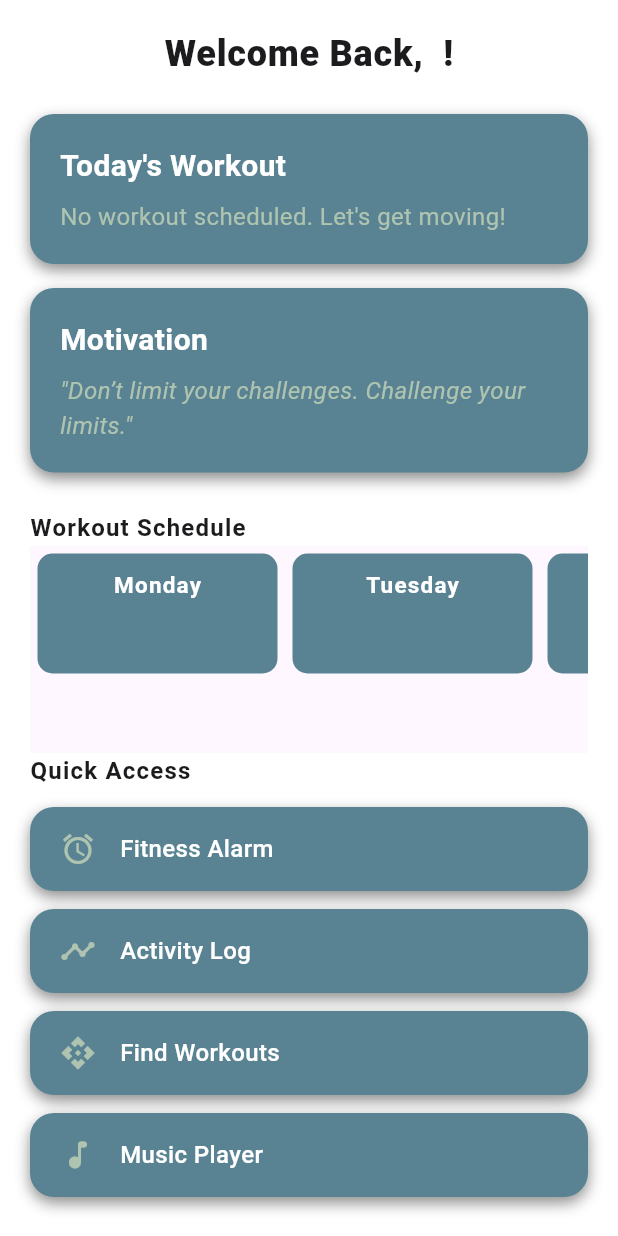
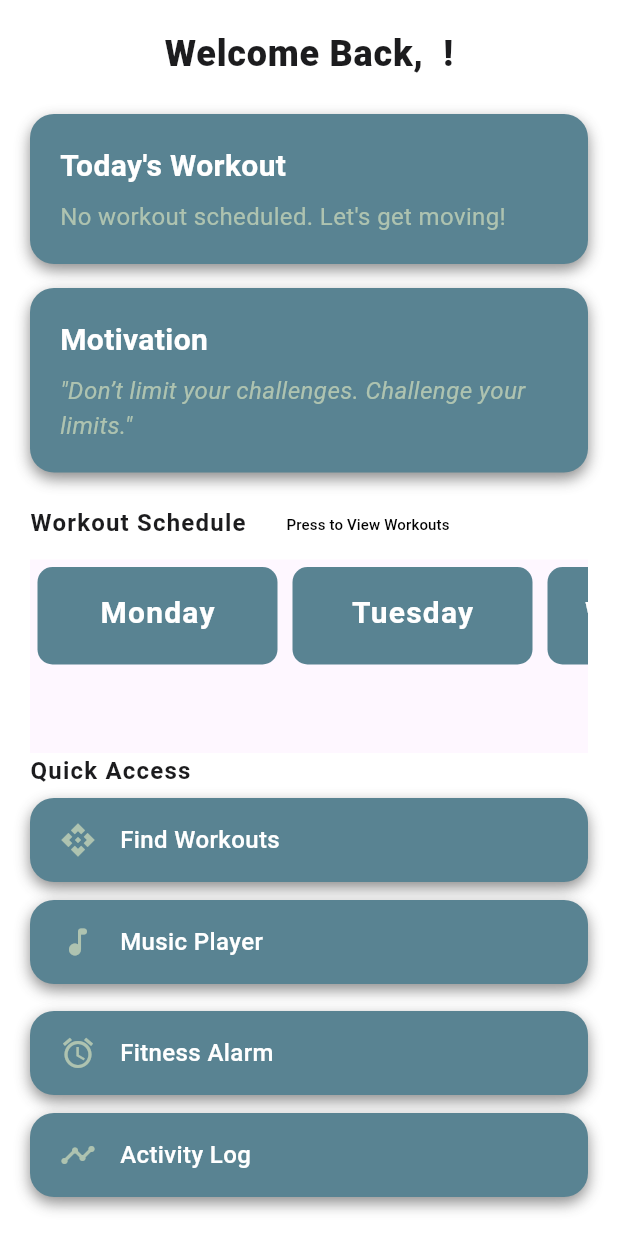
Before and after one commit to mellis0227/workout-tracker, a Flutter app: the DashboardView screen opened directly, on a phone screen of 412 x 824 dp. Run offline on Flutter 3.47's test engine with Material 3 defaults, Android fonts, the phone set to English and light mode, and no system bars; our stand-ins replace audioplayers, cloud_firestore, firebase_auth, firebase_core, firebase_database, flutter_time_picker_spinner and 2 more; accounts and stored records are empty.

Commit message:
added firebase functionality, not the way I wanted to, and set up class thats used in dashboard can add to schedule and other things working on a way to view playlists and delete them

```diff
--- a/get_fit_app/lib/views/dashboard_view.dart
+++ b/get_fit_app/lib/views/dashboard_view.dart
@@ -23,6 +23,7 @@ class _DashboardViewState extends State<DashboardView> {
   //the userID is capable of fetching data && full name is the users displayed name
   String? userID;
   String fullName = "";
+  bool viewWorkoutPlan = false;
 
   Future<void> getFullName(String userID) async {
     String tempFullName = await _presenter.getUsersFullName(userID);
@@ -70,7 +71,9 @@ class _DashboardViewState extends State<DashboardView> {
               content: '"$quote"',
               isItalic: true, // Quote is italicized
             ),
-            const SizedBox(height: 25),
+            const SizedBox(height: 10),
+            Row(
+              children: [
                 Text(
                   "Workout Schedule",
                   style: Theme.of(context).textTheme.titleMedium?.copyWith(
@@ -79,10 +82,33 @@ class _DashboardViewState extends State<DashboardView> {
                       letterSpacing: .8
                   ),
                 ),
+                const SizedBox(width: 15),
+                TextButton(
+                    child: Text(
+                      !viewWorkoutPlan ? "Press to View Workouts" : "Close Workouts",
+                      style: TextStyle(
+                        fontSize: 10,
+                        color: Colors.black,
+                      ),
+                    ),
+                    onPressed: () => {
+                      setState(() {
+                        if(viewWorkoutPlan){
+                          viewWorkoutPlan = false;
+                        } else {
+                          viewWorkoutPlan = true;
+                        }
+                      }),
+                    }
+                ),
+              ],
+            ),
             Expanded(
-              child: ScheduleWorkoutView(),
+              child: ScheduleWorkoutView(viewWorkouts: viewWorkoutPlan,),
             ),
             // Quick Access section header
+
+            // Quick access tiles for different functionalities
             Text(
               "Quick Access",
               style: Theme.of(context).textTheme.titleMedium?.copyWith(
@@ -91,13 +117,15 @@ class _DashboardViewState extends State<DashboardView> {
                   letterSpacing: .8
               ),
             ),
+            _buildTile(context, Icons.api, 'Find Workouts', 5),
+            _buildTile(context, Icons.music_note_rounded, 'Music Player', 6),
             Padding(padding: EdgeInsets.all(3)),
 
-            // Quick access tiles for different functionalities
+            //conditional check so no overlapping widgets after view workout is pressed
+            if(!viewWorkoutPlan) ... [
               _buildTile(context, Icons.alarm, 'Fitness Alarm', 1),
               _buildTile(context, Icons.timeline, 'Activity Log', 4),
-            _buildTile(context, Icons.api, 'Find Workouts', 5),
-            _buildTile(context, Icons.music_note_rounded, 'Music Player', 6),
+            ]
           ],
         ),
       ),
--- a/get_fit_app/lib/views/schedule_workouts_view.dart
+++ b/get_fit_app/lib/views/schedule_workouts_view.dart
@@ -8,7 +8,8 @@ import 'package:get_fit_app/presenter/schedule_workout_presenter.dart';
    person should be able to add multiple workouts
  */
 class ScheduleWorkoutView extends StatefulWidget {
- const ScheduleWorkoutView({super.key});
+  bool viewWorkouts;
+  ScheduleWorkoutView({super.key, required this.viewWorkouts});
 
 
  @override
@@ -21,33 +22,29 @@ class _ScheduleWorkoutView extends State<ScheduleWorkoutView> {
   DateTime currentDate = DateTime.now();
   String? currentAddedPlaylist;
 
-  //stupid, dont do this
-  Map<int, String> weeklyWorkouts = {
-    1: "",
-    2: "",
-    3: "",
-    4: "",
-    5: "",
-    6: "",
-    7: "",
-  };
+  Map<String, List<dynamic>> weeklyWorkouts = {};
 
 
   String? userID;
   List<String> playlists = [];
 
-  void getPlaylists(String userID) async {
+
+  void getPlaylistsAndSetMap(String userID) async {
     List<dynamic> tempPlaylists = await _presenter.getPlaylists(userID);
+    Map<String, List<dynamic>> tempMap = await _presenter.populateScheduleMap(userID);
     setState(() {
       playlists = tempPlaylists.map((item) => item.toString()).toList();
+      weeklyWorkouts = tempMap;
     });
   }
+
+
 
  @override
  void initState() {
     super.initState();
     userID = FirebaseAuth.instance.currentUser?.email;
-    getPlaylists(userID!);
+    getPlaylistsAndSetMap(userID!);
  }
 
 
@@ -60,14 +57,13 @@ class _ScheduleWorkoutView extends State<ScheduleWorkoutView> {
            scrollDirection: Axis.horizontal,
            child: Row(
              children: [
-               //make less D.R.Y lol
-               _buildWeekDayCard(dayOfWeek: "Monday", index: 1),
-               _buildWeekDayCard(dayOfWeek: "Tuesday", index: 2),
-               _buildWeekDayCard(dayOfWeek: "Wednesday",  index: 3),
-               _buildWeekDayCard(dayOfWeek: "Thursday",  index: 4),
-               _buildWeekDayCard(dayOfWeek: "Friday",  index: 5),
-               _buildWeekDayCard(dayOfWeek: "Saturday",  index: 6),
-               _buildWeekDayCard(dayOfWeek: "Sunday",  index: 7),
+               _buildWeekDayCard(dayOfWeek: "Monday"),
+               _buildWeekDayCard(dayOfWeek: "Tuesday"),
+               _buildWeekDayCard(dayOfWeek: "Wednesday"),
+               _buildWeekDayCard(dayOfWeek: "Thursday"),
+               _buildWeekDayCard(dayOfWeek: "Friday"),
+               _buildWeekDayCard(dayOfWeek: "Saturday"),
+               _buildWeekDayCard(dayOfWeek: "Sunday"),
              ],
            ),
          ),
@@ -76,76 +72,96 @@ class _ScheduleWorkoutView extends State<ScheduleWorkoutView> {
    );
  }
 
-  Widget _buildWeekDayCard({required String dayOfWeek, required int index}) {
+  Widget _buildWeekDayCard({required String dayOfWeek}) {
     return Padding(
       padding: EdgeInsets.all(5),
       child: InkWell(
         onTap: () {
           showDialog(
             context: context,
-            builder: (BuildContext context) => buildPlaylistAlert(dayOfWeek, index),
+            builder: (BuildContext context) => buildPlaylistAlert(dayOfWeek),
           );
         },
         child: Container(
           width: 160,
-          height: 80,
+          height: !widget.viewWorkouts ? 65 : 200,
           decoration: BoxDecoration(
             color: Color(0xFF598392),
             borderRadius: BorderRadius.circular(10),
           ),
           child: Center(
-            child: Padding(
-              padding: EdgeInsets.all(10),
               child: Column(
                 children: [
+                  const SizedBox(height: 16),
                   Text(
                     dayOfWeek,
                     style: TextStyle(
-                      fontSize: 15,
+                      fontSize: 20,
                       fontWeight: FontWeight.bold,
                       color: Colors.white,
                       letterSpacing: 0.8,
                     ),
                   ),
-                  Text(
-                    weeklyWorkouts[index]!,
-                    style: TextStyle(
-                      fontSize: 10,
-                      color: Color(0xFFAEC3B0),
-                    ),
-                  )
+
                 ],
               ),
             ),
           ),
         ),
-      )
+      );
+  }
+
+  Container buildSinglePlaylist(String playListName) {
+    return Container(
+        child: Padding(
+          padding: EdgeInsets.all(10),
+          child: Row(
+            children: [
+              Text(
+                playListName,
+                style: TextStyle(
+                  fontSize: 20,
+                  color: Color(0xFFAEC3B00),
+                ),
+              ),
+              Icon(
+                Icons.delete,
+                color: Color(0xFF01161E),
+              ),
+            ],
+          ),
+        ),
     );
   }
 
 
- AlertDialog buildPlaylistAlert(String dayOfWeek, int index) {
+ AlertDialog buildPlaylistAlert(String dayOfWeek) {
     String formattedTime = dayOfWeek;
     return AlertDialog(
-      title: Text("Select Your Playlist"),
+      backgroundColor: Color(0xFF01161E),
+      title: Text("Select Your Workouts", style: TextStyle(color: Colors.white70),),
       content: SizedBox(
         height: 50,
         child: Column(
           children: [
             DropdownButton<String>(
-              hint: Text("Playlists", style: TextStyle(color: Colors.black)),
+              dropdownColor: Color(0xFF01161E),
+              hint: Text("Playlists", style: TextStyle(color: Colors.white70)),
               isExpanded: true,
               items: playlists.map<DropdownMenuItem<String>>((String value) {
                 return DropdownMenuItem<String>(
                   value: value,
-                  child: Text(value),
+                  child: Text(value, style: TextStyle(color: Colors.white70),),
                 );
               }).toList(),
               onChanged: (value) => {
                 _presenter.setWeekdayInFirebase(userID!, value!, dayOfWeek),
-                setState(() {
-                  weeklyWorkouts[index] = value;
-                }),
+                if(!weeklyWorkouts[dayOfWeek]!.contains(value)){
+                  setState(() {
+                    weeklyWorkouts[dayOfWeek]?.add(value);
+                  }),
+                },
+               // print(_presenter.formatScheduleSubtext(weeklyWorkouts[dayOfWeek]!)),
 
                 Navigator.pop(context),
                 ScaffoldMessenger.of(context).showSnackBar(
```
Also changed, not shown: get_fit_app/lib/presenter/schedule_workout_presenter.dart (+14 -0 lines), get_fit_app/lib/viewmodel/schedule_workouts_model.dart (+47 -8 lines). Lines whose indentation alone changed are shown as unchanged.
